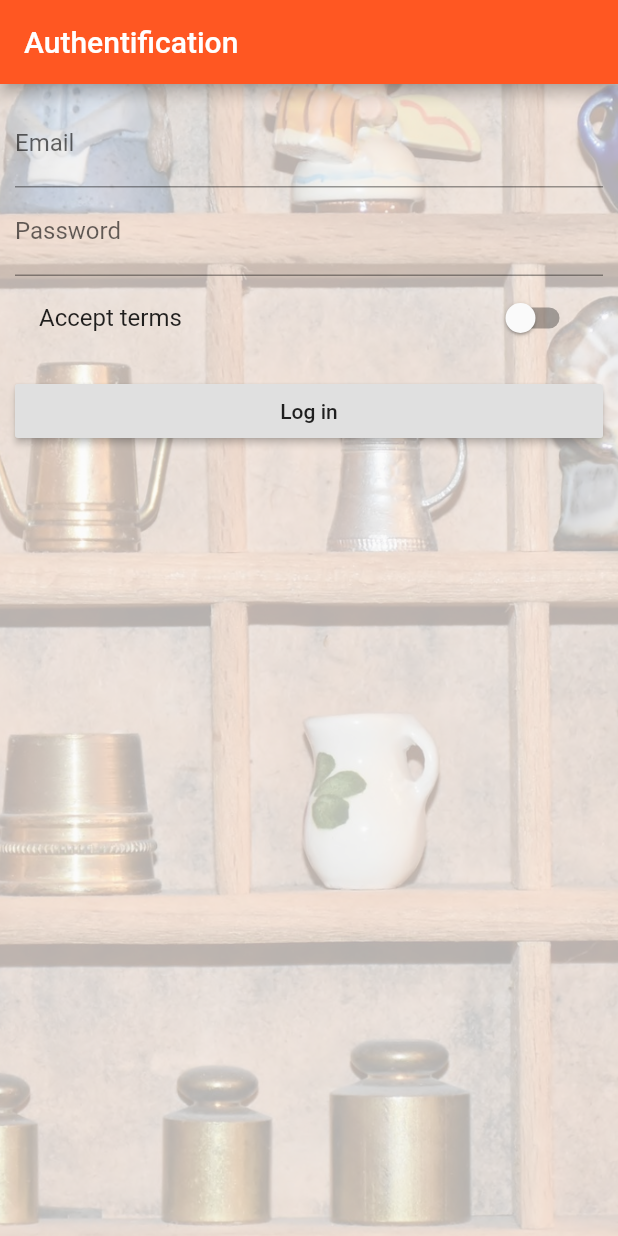
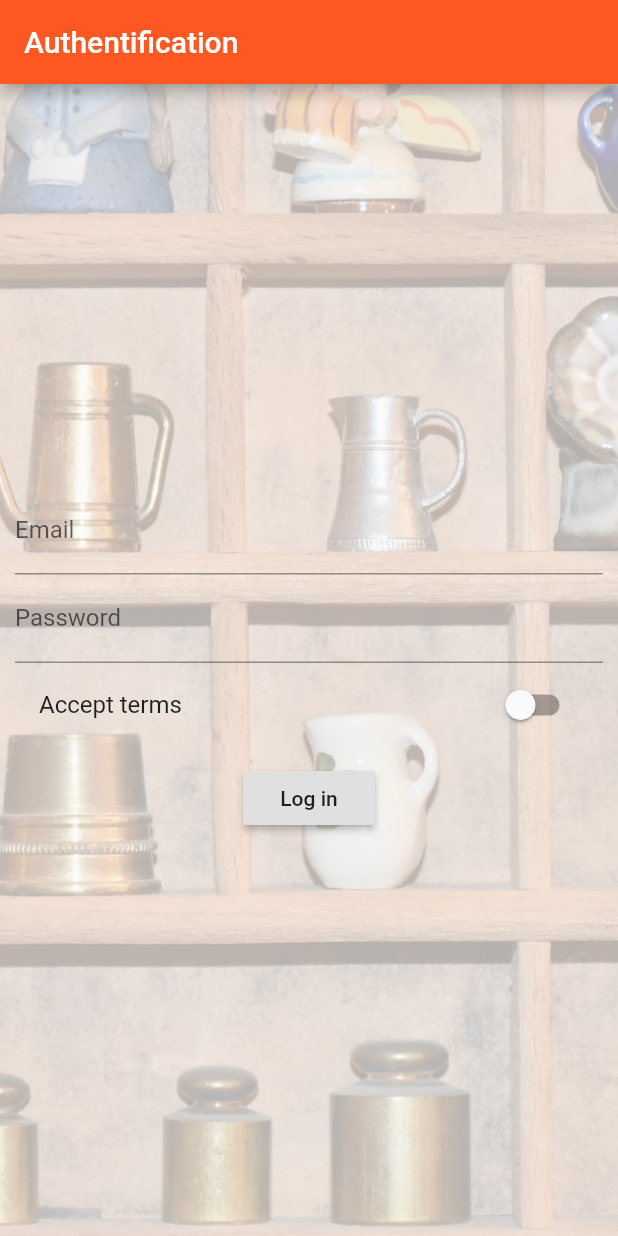
Before and after one commit to ArthurChrm/flutter_experiment, a Flutter app: the screen it shows after launch, on a phone screen of 412 x 824 dp. Run offline on Flutter 3.47's test engine with Material 2 defaults, Android fonts, the phone set to English and light mode, and no system bars.

Commit message:
Use SingleChildScrollView instead of ListView to Center a Scrollable widget

```diff
--- a/lib/pages/auth.dart
+++ b/lib/pages/auth.dart
@@ -24,11 +24,14 @@ class _AuthPageState extends State<AuthPage> {
             image: DecorationImage(
               image: AssetImage('assets/background.jpg'),
               fit: BoxFit.cover,
-              colorFilter: ColorFilter.mode(Colors.black.withOpacity(0.3), BlendMode.dstATop),
+              colorFilter: ColorFilter.mode(
+                  Colors.black.withOpacity(0.3), BlendMode.dstATop),
             ),
           ),
           padding: EdgeInsets.all(10.0),
-          child: ListView(
+          child: Center(
+            child: SingleChildScrollView(
+                child: Column(
               children: <Widget>[
                 TextField(
                   keyboardType: TextInputType.emailAddress,
@@ -67,6 +70,7 @@ class _AuthPageState extends State<AuthPage> {
                   },
                 ),
               ],
+            )),
           ),
         ),
       ),
```
Lines whose indentation alone changed are shown as unchanged.
